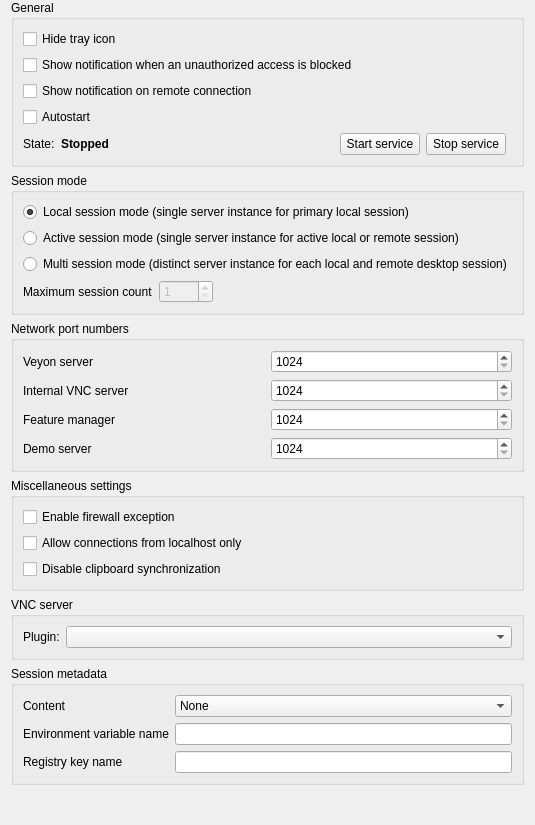
Qt form configurator/src/ServiceConfigurationPage.ui (veyon/veyon) before a commit.
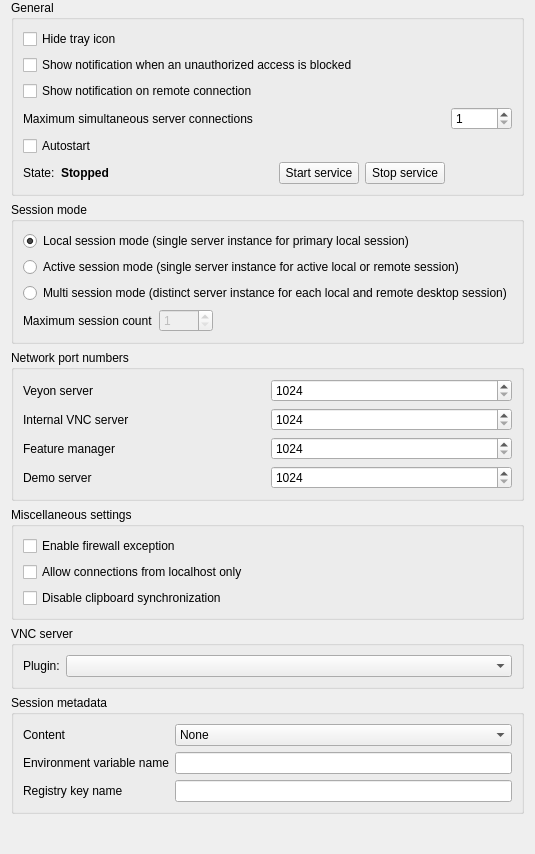
The same form after that commit. Icons and pictures are not drawn.

Commit message: Expose server connection limit in configurator

```diff
--- a/configurator/src/ServiceConfigurationPage.ui
+++ b/configurator/src/ServiceConfigurationPage.ui
@@ -32,6 +32,26 @@
         </property>
        </widget>
       </item>
+      <item row="4" column="0">
+       <widget class="QLabel" name="serverConnectionLimitLabel">
+        <property name="text">
+         <string>Maximum simultaneous server connections</string>
+        </property>
+       </widget>
+      </item>
+      <item row="4" column="1">
+       <widget class="QSpinBox" name="serverConnectionLimit">
+        <property name="toolTip">
+         <string>Limits simultaneous remote connections to protect the server against resource exhaustion.</string>
+        </property>
+        <property name="minimum">
+         <number>1</number>
+        </property>
+        <property name="maximum">
+         <number>10000</number>
+        </property>
+       </widget>
+      </item>
       <item row="0" column="0" colspan="2">
        <widget class="QCheckBox" name="isTrayIconHidden">
         <property name="text">
```
Left out of the diff: 1 changed line with no effect on the pictures. The commit also changes 2 other files.
